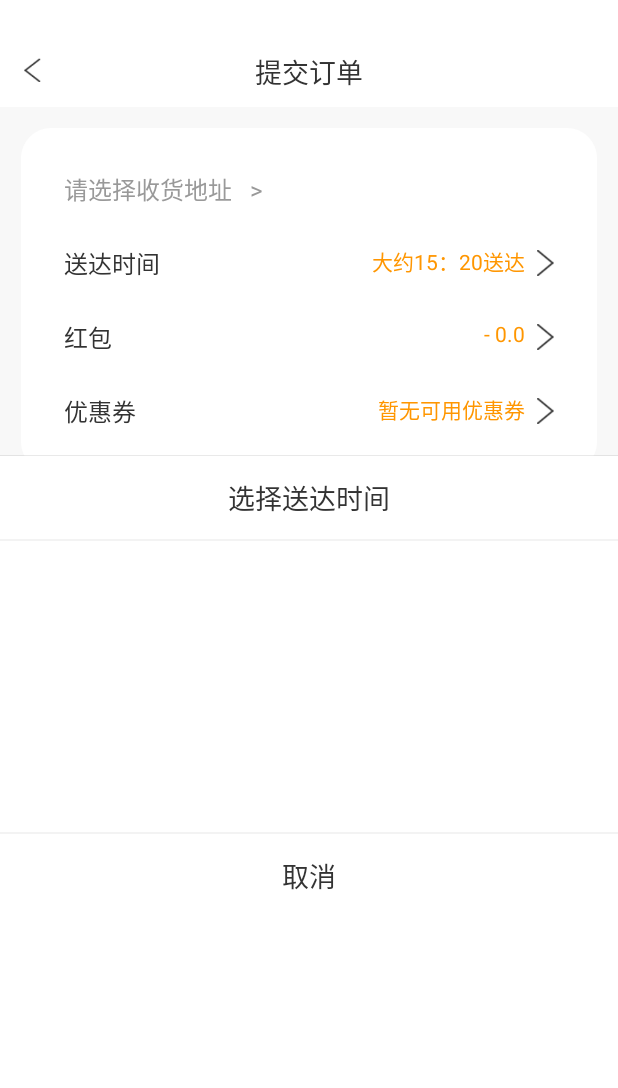
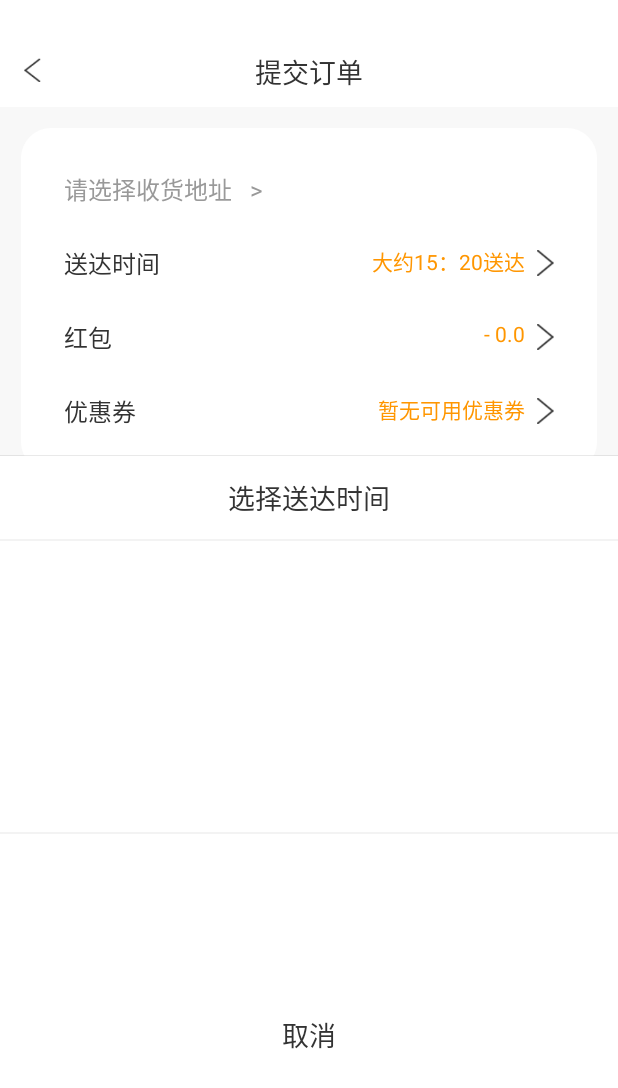
Before and after one commit to SuMing6/WDLCustomer, an Android app: the HomeGoodsSubmissionActivity screen opened directly, with no data from a screen before it, after a tap on "送达时间", on a phone screen of 412 x 824 dp. Shown: the top 1088 px of the screen. Run offline under Robolectric (Android 15) with nearby library versions, the phone set to English and light mode, and no system bars; our stand-ins replace RxJava; network calls fail; 5 statements that could not run were skipped.

Commit message:
2019.09.12;19:03 Over

```diff
--- a/app/src/main/java/com/example/customer/util/RetrofitUtil.java
+++ b/app/src/main/java/com/example/customer/util/RetrofitUtil.java
@@ -53,7 +53,8 @@ public class RetrofitUtil {
             retrofit = new Retrofit.Builder()
                     .client(okHttpClient)
                     //"http://waimai.xiaoyingwu.cn/"
-                    .baseUrl("http://192.168.8.137:8010/")
+                    //"http://192.168.8.137:8010/"
+                    .baseUrl("http://waimai.xiaoyingwu.cn/")
                     .addCallAdapterFactory(RxJava2CallAdapterFactory.create())
                     .addConverterFactory(GsonConverterFactory.create())
                     .build();
--- a/app/src/main/java/com/example/customer/view/homegoods/HomeGoodsFragment.java
+++ b/app/src/main/java/com/example/customer/view/homegoods/HomeGoodsFragment.java
@@ -260,6 +260,7 @@ public class HomeGoodsFragment extends Fragment implements MyContract.MyView.Hom
         if (addSoppingCarBean.getCode()==0){
             Toast.makeText(getContext(),""+addSoppingCarBean.getMsg(),Toast.LENGTH_SHORT).show();
             popupWindow.dismiss();
+            onResume();
         }
     }
 
--- a/app/src/main/java/com/example/customer/view/homegoods/HomeGoodsSubmissionActivity.java
+++ b/app/src/main/java/com/example/customer/view/homegoods/HomeGoodsSubmissionActivity.java
@@ -164,6 +164,13 @@ public class HomeGoodsSubmissionActivity extends Activity implements MyContract.
         screenHeight = display.getHeight();
 
         inflate = LayoutInflater.from(this).inflate(R.layout.popupwindow_submission, null);
+        TextView textViewqq = inflate.findViewById(R.id.popup_TextView);
+        textViewqq.setOnClickListener(new View.OnClickListener() {
+            @Override
+            public void onClick(View view) {
+                popupWindow.dismiss();
+            }
+        });
 
         relativeLayout.setOnClickListener(new View.OnClickListener() {
             final LinearLayout linearLayout = inflate.findViewById(R.id.LinearLayout_cccc);
--- a/app/src/main/java/com/example/customer/view/homegoods/HomepageGoodssousuoActivity.java
+++ b/app/src/main/java/com/example/customer/view/homegoods/HomepageGoodssousuoActivity.java
@@ -135,10 +135,12 @@ public class HomepageGoodssousuoActivity extends AppCompatActivity implements My
                         zs= Integer.parseInt(sum.getText().toString());
                         if (zs!=0){
                             zs = zs-1;
-                            sum.setText(zs+"");/*
+                            sum.setText(zs+"");
+                            /*
                             mo= Double.parseDouble(money.getText().toString());
                             aa = zs*mo;
-                            money.setText(aa+"");*/
+                            money.setText(aa+"");
+                            */
                         }
                     }
                 });
--- a/app/src/main/res/layout/adapter_my_dz.xml
+++ b/app/src/main/res/layout/adapter_my_dz.xml
@@ -72,7 +72,7 @@
                 android:id="@+id/adapter_my_dz_bj"
                 android:layout_width="wrap_content"
                 android:layout_height="match_parent"
-                android:text="编辑"
+                android:text=""
                 android:textSize="@dimen/dp_12"
                 android:textColor="#333333"
                 android:layout_alignParentRight="true"
--- a/app/src/main/res/layout/adapter_submission_time_left.xml
+++ b/app/src/main/res/layout/adapter_submission_time_left.xml
@@ -5,7 +5,7 @@
     android:layout_width="match_parent"
     android:layout_height="match_parent"
     tools:context=".adapter.HomeGoodsLeftAdapter"
-    android:paddingBottom="@dimen/dp_2"
+    android:paddingBottom="@dimen/dp_0_5"
     android:id="@+id/adapter_subminssion_left_RelativeLayout"
     android:background="#DFDFDF"
     >
--- a/app/src/main/res/layout/popupwindow_submission.xml
+++ b/app/src/main/res/layout/popupwindow_submission.xml
@@ -41,8 +41,9 @@
         android:layout_height="@dimen/dp_1"
         android:background="#F3F3F3"/>
     <TextView
+        android:id="@+id/popup_TextView"
         android:layout_width="match_parent"
-        android:layout_height="wrap_content"
+        android:layout_height="match_parent"
         android:text="取消"
         android:gravity="center"
         android:textColor="#333333"
```
